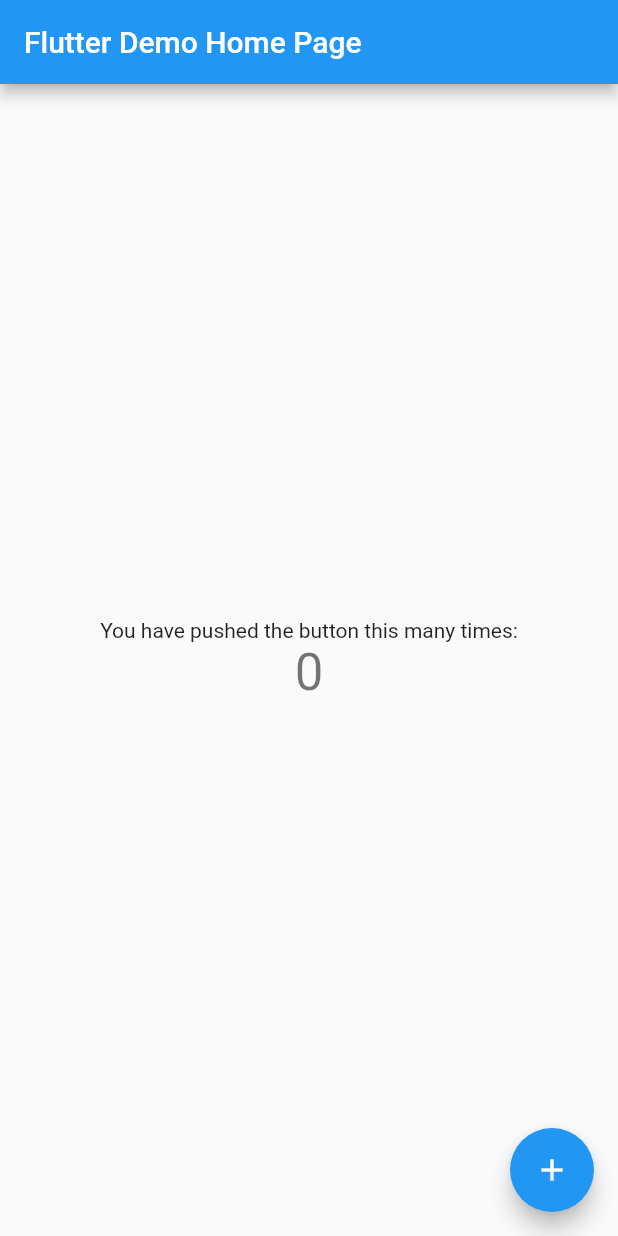
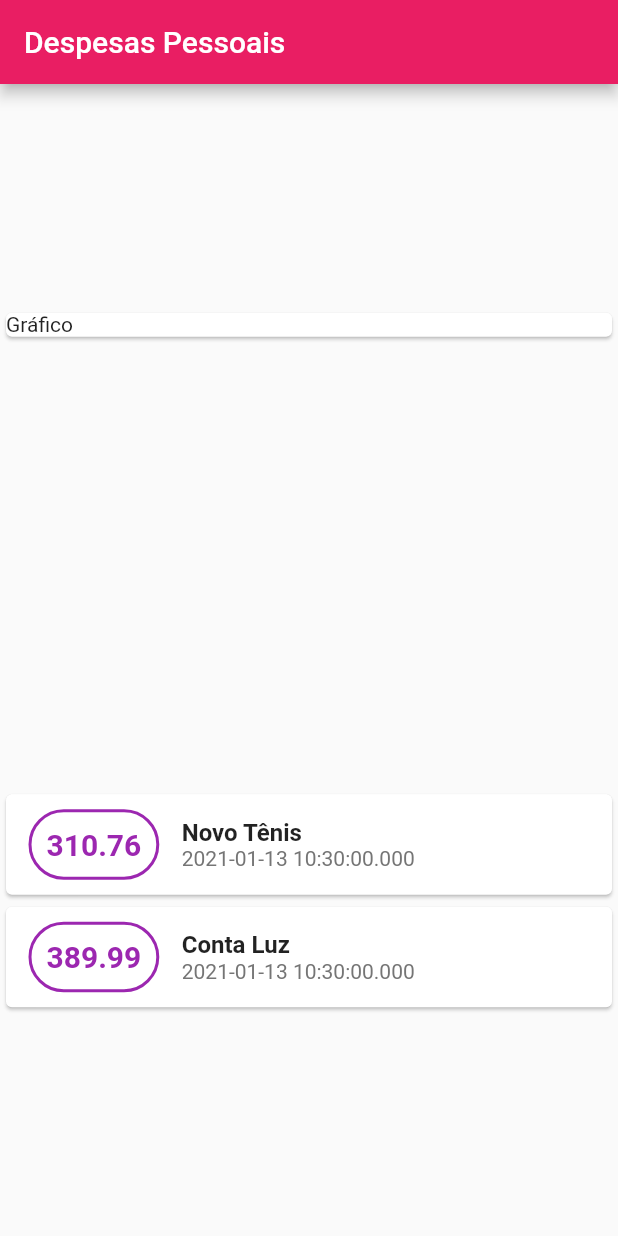
Before and after one commit to Brunonascdev/expenses-flutter, a Flutter app: the screen it shows after launch, on a phone screen of 412 x 824 dp. Run offline on Flutter 3.47's test engine with Material 2 defaults, Android fonts, the phone set to English and light mode, and no system bars.

```diff
--- a/lib/main.dart
+++ b/lib/main.dart
@@ -1,113 +1,103 @@
+import 'models/transaction.dart';
 import 'package:flutter/material.dart';
 
 void main() {
-  runApp(MyApp());
+  return runApp(ExpensesAPP());
 }
 
-class MyApp extends StatelessWidget {
-  // This widget is the root of your application.
+class ExpensesAPP extends StatelessWidget {
   @override
   Widget build(BuildContext context) {
     return MaterialApp(
-      title: 'Flutter Demo',
-      theme: ThemeData(
-        // This is the theme of your application.
-        //
-        // Try running your application with "flutter run". You'll see the
-        // application has a blue toolbar. Then, without quitting the app, try
-        // changing the primarySwatch below to Colors.green and then invoke
-        // "hot reload" (press "r" in the console where you ran "flutter run",
-        // or simply save your changes to "hot reload" in a Flutter IDE).
-        // Notice that the counter didn't reset back to zero; the application
-        // is not restarted.
-        primarySwatch: Colors.blue,
-      ),
-      home: MyHomePage(title: 'Flutter Demo Home Page'),
+      debugShowCheckedModeBanner: false,
+      home: MyHomePage(),
     );
   }
 }
 
-class MyHomePage extends StatefulWidget {
-  MyHomePage({Key key, this.title}) : super(key: key);
-
-  // This widget is the home page of your application. It is stateful, meaning
-  // that it has a State object (defined below) that contains fields that affect
-  // how it looks.
-
-  // This class is the configuration for the state. It holds the values (in this
-  // case the title) provided by the parent (in this case the App widget) and
-  // used by the build method of the State. Fields in a Widget subclass are
-  // always marked "final".
-
-  final String title;
-
-  @override
-  _MyHomePageState createState() => _MyHomePageState();
-}
-
-class _MyHomePageState extends State<MyHomePage> {
-  int _counter = 0;
-
-  void _incrementCounter() {
-    setState(() {
-      // This call to setState tells the Flutter framework that something has
-      // changed in this State, which causes it to rerun the build method below
-      // so that the display can reflect the updated values. If we changed
-      // _counter without calling setState(), then the build method would not be
-      // called again, and so nothing would appear to happen.
-      _counter++;
-    });
-  }
+class MyHomePage extends StatelessWidget {
+  final _transactions = [
+    Transaction(
+      id: 't1',
+      title: 'Novo Tênis',
+      value: 310.76,
+      date: DateTime.now(),
+    ),
+    Transaction(
+      id: 't2',
+      title: 'Conta Luz',
+      value: 389.99,
+      date: DateTime.now(),
+    ),
+  ];
 
   @override
   Widget build(BuildContext context) {
-    // This method is rerun every time setState is called, for instance as done
-    // by the _incrementCounter method above.
-    //
-    // The Flutter framework has been optimized to make rerunning build methods
-    // fast, so that you can just rebuild anything that needs updating rather
-    // than having to individually change instances of widgets.
     return Scaffold(
       appBar: AppBar(
-        // Here we take the value from the MyHomePage object that was created by
-        // the App.build method, and use it to set our appbar title.
-        title: Text(widget.title),
+        title: Text('Despesas Pessoais'),
+        backgroundColor: Colors.pink,
       ),
-      body: Center(
-        // Center is a layout widget. It takes a single child and positions it
-        // in the middle of the parent.
-        child: Column(
-          // Column is also a layout widget. It takes a list of children and
-          // arranges them vertically. By default, it sizes itself to fit its
-          // children horizontally, and tries to be as tall as its parent.
-          //
-          // Invoke "debug painting" (press "p" in the console, choose the
-          // "Toggle Debug Paint" action from the Flutter Inspector in Android
-          // Studio, or the "Toggle Debug Paint" command in Visual Studio Code)
-          // to see the wireframe for each widget.
-          //
-          // Column has various properties to control how it sizes itself and
-          // how it positions its children. Here we use mainAxisAlignment to
-          // center the children vertically; the main axis here is the vertical
-          // axis because Columns are vertical (the cross axis would be
-          // horizontal).
-          mainAxisAlignment: MainAxisAlignment.center,
-          children: <Widget>[
-            Text(
-              'You have pushed the button this many times:',
+      body: Column(
+        mainAxisAlignment: MainAxisAlignment.spaceAround,
+        crossAxisAlignment: CrossAxisAlignment.stretch,
+        children: [
+          Container(
+            child: Card(
+              child: Text('Gráfico'),
             ),
-            Text(
-              '$_counter',
-              style: Theme.of(context).textTheme.headline4,
-            ),
-          ],
-        ),
+          ),
+          Column(
+            children: _transactions
+                .map((tr) => Card(
+                      child: Row(
+                        children: [
+                          Container(
+                            margin: EdgeInsets.symmetric(
+                              horizontal: 15,
+                              vertical: 10,
+                            ),
+                            decoration: BoxDecoration(
+                                borderRadius: BorderRadius.circular(50),
+                                border: Border.all(
+                                  color: Colors.purple,
+                                  width: 2,
+                                )),
+                            padding: EdgeInsets.all(10),
+                            child: Text(
+                              tr.value.toString(),
+                              style: TextStyle(
+                                fontWeight: FontWeight.bold,
+                                fontSize: 20,
+                                color: Colors.purple,
+                              ),
+                            ),
+                          ),
+                          Column(
+                            crossAxisAlignment: CrossAxisAlignment.start,
+                            children: [
+                              Text(
+                                tr.title,
+                                style: TextStyle(
+                                  fontSize: 16,
+                                  fontWeight: FontWeight.bold,
+                                ),
+                              ),
+                              Text(
+                                tr.date.toString(),
+                                style: TextStyle(
+                                  color: Colors.grey[600],
+                                ),
+                              ),
+                            ],
+                          )
+                        ],
+                      ),
+                    ))
+                .toList(),
+          ),
+        ],
       ),
-      floatingActionButton: FloatingActionButton(
-        onPressed: _incrementCounter,
-        tooltip: 'Increment',
-        child: Icon(Icons.add),
-      ), // This trailing comma makes auto-formatting nicer for build methods.
     );
   }
 }
--- /dev/null
+++ b/lib/models/transaction.dart
@@ -0,0 +1,15 @@
+import 'package:flutter/foundation.dart';
+
+class Transaction {
+  final String id;
+  final String title;
+  final double value;
+  final DateTime date;
+
+  Transaction({
+    @required this.id,
+    @required this.title,
+    @required this.value,
+    @required this.date,
+  });
+}
```
Also changed, not shown: 1 other file.
